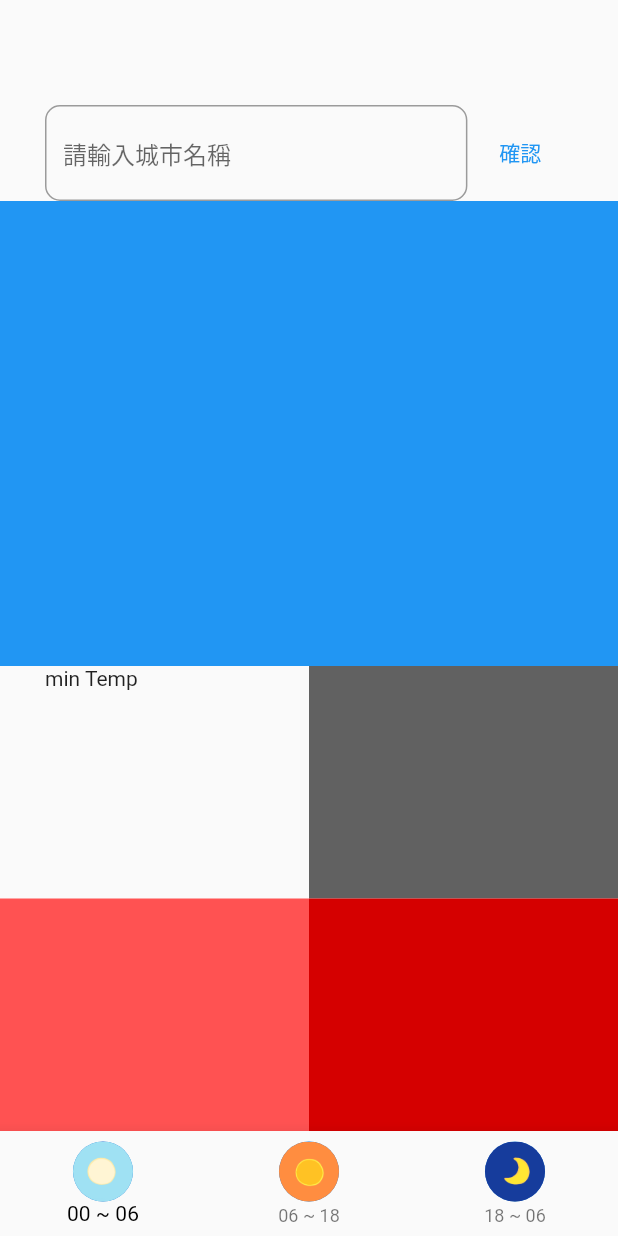
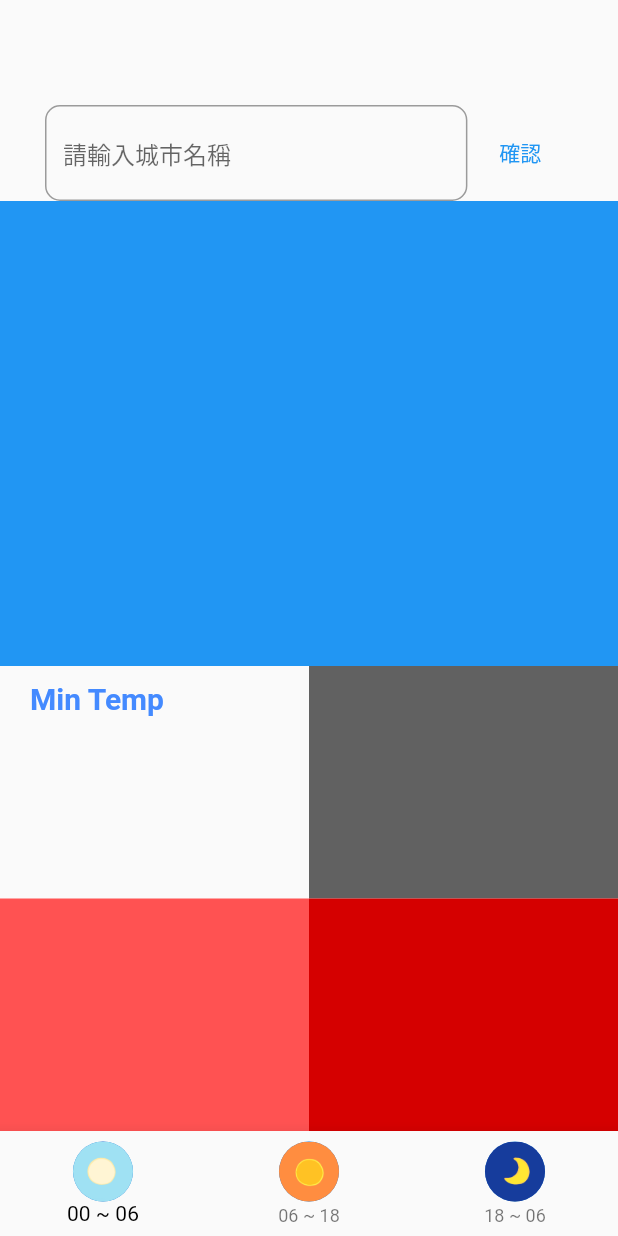
Before and after one commit to Lichyo/weather_forecast, a Flutter app: the screen it shows after launch, after a tap on "確認", on a phone screen of 412 x 824 dp. Run offline on Flutter 3.47's test engine with Material 2 defaults, Android fonts, the phone set to English and light mode, and no system bars; our stand-ins replace dio, google_fonts, lottie; network calls fail; Roboto replaces fonts that are missing (Ubuntu); statements that could not run were skipped.

```diff
--- a/lib/model/weather_brain.dart
+++ b/lib/model/weather_brain.dart
@@ -6,6 +6,8 @@ class WeatherBrain {
   static const String weatherAPIKey =
       'https://opendata.cwb.gov.tw/api/v1/rest/datastore/F-C0032-001?Authorization=CWB-3B205859-51BF-4830-9704-EA17DD5C3C31';
   final HTTPService _httpService = HTTPService();
+
+  // start
   Future initWeatherData({required String locationName}) async {
     final data = await _httpService.getWeatherData(api: weatherAPIKey);
     final response = jsonDecode(data.toString());
@@ -61,4 +63,5 @@ class WeatherBrain {
       }
     }
   }
+  // end
 }
--- a/lib/view/home_page.dart
+++ b/lib/view/home_page.dart
@@ -2,6 +2,7 @@ import 'package:flutter/material.dart';
 import 'package:lottie/lottie.dart';
 import 'package:weather_forecast/model/weather_brain.dart';
 import 'package:weather_forecast/model/weather.dart';
+import 'package:google_fonts/google_fonts.dart';
 
 class HomePage extends StatefulWidget {
   const HomePage({super.key});
@@ -127,15 +128,25 @@ class _HomePageState extends State<HomePage>
                     child: Row(
                       children: [
                         // minT
-                        const Expanded(
+                        Expanded(
                           child: Padding(
-                            padding: EdgeInsets.symmetric(horizontal: 30),
+                            padding: const EdgeInsets.symmetric(
+                                horizontal: 20, vertical: 10.0),
                             child: Column(
                               crossAxisAlignment: CrossAxisAlignment.start,
                               children: [
                                 // 臺北市
-                                Text(
-                                  'min Temp',
+                                Padding(
+                                  padding: const EdgeInsets.only(bottom: 10.0),
+                                  child: Text(
+                                    'Min Temp',
+                                    style: GoogleFonts.getFont(
+                                      'Ubuntu',
+                                      color: Colors.blueAccent,
+                                      fontSize: 20.0,
+                                      fontWeight: FontWeight.w700,
+                                    ),
+                                  ),
                                 ),
                               ],
                             ),
```
Also changed, not shown: images/temp_icon/10ºC.png (added), images/temp_icon/20ºC.png (added), images/temp_icon/25ºC.png (added), images/temp_icon/30ºC.png (added), images/temp_icon/35ºC.png (added).
